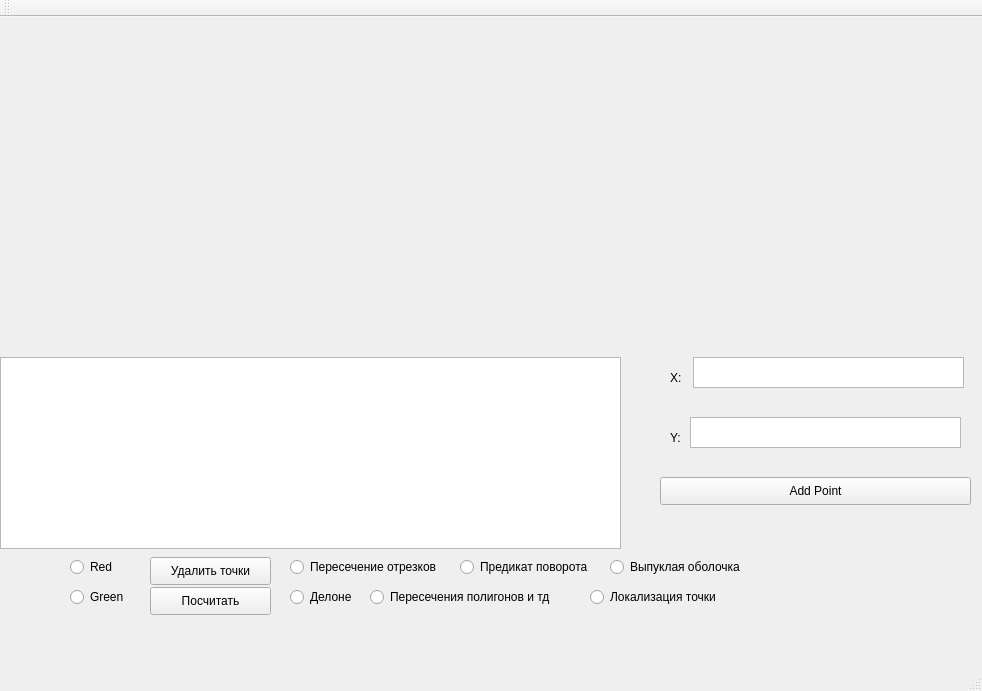
Qt form 1_CrossLines/mainwindow.ui (Saharochekl/FSR_KG) before a commit.
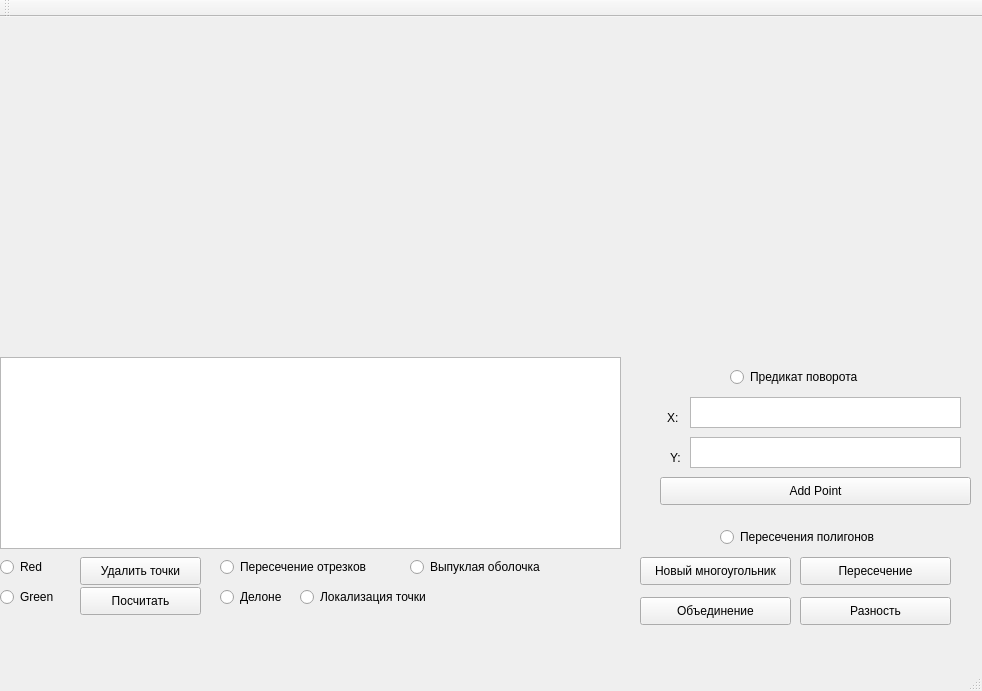
The same form after that commit. Custom widgets are drawn as their Qt base class.

Commit message: widget new buttons

Patch:
```diff
--- a/1_CrossLines/mainwindow.ui
+++ b/1_CrossLines/mainwindow.ui
@@ -17,9 +17,9 @@
    <widget class="CustomDrawWidget" name="widget" native="true">
     <property name="geometry">
      <rect>
-      <x>70</x>
-      <y>10</y>
-      <width>861</width>
+      <x>0</x>
+      <y>0</y>
+      <width>981</width>
       <height>341</height>
      </rect>
     </property>
@@ -37,7 +37,7 @@
    <widget class="QRadioButton" name="red_Button">
     <property name="geometry">
      <rect>
-      <x>70</x>
+      <x>0</x>
       <y>540</y>
       <width>95</width>
       <height>20</height>
@@ -50,7 +50,7 @@
    <widget class="QRadioButton" name="green_Button">
     <property name="geometry">
      <rect>
-      <x>70</x>
+      <x>0</x>
       <y>570</y>
       <width>95</width>
       <height>20</height>
@@ -63,7 +63,7 @@
    <widget class="QPushButton" name="pushButton_deletePoints">
     <property name="geometry">
      <rect>
-      <x>150</x>
+      <x>80</x>
       <y>540</y>
       <width>121</width>
       <height>28</height>
@@ -76,7 +76,7 @@
    <widget class="QRadioButton" name="task1">
     <property name="geometry">
      <rect>
-      <x>290</x>
+      <x>220</x>
       <y>540</y>
       <width>171</width>
       <height>20</height>
@@ -89,7 +89,7 @@
    <widget class="QRadioButton" name="task3">
     <property name="geometry">
      <rect>
-      <x>610</x>
+      <x>410</x>
       <y>540</y>
       <width>151</width>
       <height>20</height>
@@ -102,8 +102,8 @@
    <widget class="QRadioButton" name="task2">
     <property name="geometry">
      <rect>
-      <x>460</x>
-      <y>540</y>
+      <x>730</x>
+      <y>350</y>
       <width>141</width>
       <height>20</height>
      </rect>
@@ -115,7 +115,7 @@
    <widget class="QRadioButton" name="task4">
     <property name="geometry">
      <rect>
-      <x>290</x>
+      <x>220</x>
       <y>570</y>
       <width>95</width>
       <height>20</height>
@@ -128,20 +128,20 @@
    <widget class="QRadioButton" name="task5">
     <property name="geometry">
      <rect>
-      <x>370</x>
-      <y>570</y>
+      <x>720</x>
+      <y>510</y>
       <width>201</width>
       <height>20</height>
      </rect>
     </property>
     <property name="text">
-     <string>Пересечения полигонов и тд</string>
+     <string>Пересечения полигонов </string>
     </property>
    </widget>
    <widget class="QRadioButton" name="task6">
     <property name="geometry">
      <rect>
-      <x>590</x>
+      <x>300</x>
       <y>570</y>
       <width>151</width>
       <height>20</height>
@@ -154,7 +154,7 @@
    <widget class="QPushButton" name="getResult">
     <property name="geometry">
      <rect>
-      <x>150</x>
+      <x>80</x>
       <y>570</y>
       <width>121</width>
       <height>28</height>
@@ -167,8 +167,8 @@
    <widget class="QTextEdit" name="Xcoord">
     <property name="geometry">
      <rect>
-      <x>693</x>
-      <y>340</y>
+      <x>690</x>
+      <y>380</y>
       <width>271</width>
       <height>31</height>
      </rect>
@@ -178,7 +178,7 @@
     <property name="geometry">
      <rect>
       <x>690</x>
-      <y>400</y>
+      <y>420</y>
       <width>271</width>
       <height>31</height>
      </rect>
@@ -200,8 +200,8 @@
    <widget class="QLabel" name="label">
     <property name="geometry">
      <rect>
-      <x>670</x>
-      <y>350</y>
+      <x>667</x>
+      <y>390</y>
       <width>41</width>
       <height>21</height>
      </rect>
@@ -214,7 +214,7 @@
     <property name="geometry">
      <rect>
       <x>670</x>
-      <y>410</y>
+      <y>430</y>
       <width>41</width>
       <height>21</height>
      </rect>
@@ -223,6 +223,58 @@
      <string>Y:</string>
     </property>
    </widget>
+   <widget class="QPushButton" name="New_Poly">
+    <property name="geometry">
+     <rect>
+      <x>640</x>
+      <y>540</y>
+      <width>151</width>
+      <height>28</height>
+     </rect>
+    </property>
+    <property name="text">
+     <string>Новый многоугольник</string>
+    </property>
+   </widget>
+   <widget class="QPushButton" name="intersection_calc">
+    <property name="geometry">
+     <rect>
+      <x>800</x>
+      <y>540</y>
+      <width>151</width>
+      <height>28</height>
+     </rect>
+    </property>
+    <property name="text">
+     <string>Пересечение</string>
+    </property>
+   </widget>
+   <widget class="QPushButton" name="combining_calc">
+    <property name="geometry">
+     <rect>
+      <x>640</x>
+      <y>580</y>
+      <width>151</width>
+      <height>28</height>
+     </rect>
+    </property>
+    <property name="text">
+     <string>Объединение</string>
+    </property>
+   </widget>
+   <widget class="QPushButton" name="difference_calc">
+    <property name="geometry">
+     <rect>
+      <x>800</x>
+      <y>580</y>
+      <width>151</width>
+      <height>28</height>
+     </rect>
+    </property>
+    <property name="text">
+     <string>Разность</string>
+    </property>
+   </widget>
   </widget>
   <widget class="QMenuBar" name="menuBar">
    <property name="geometry">
```
The commit also changes 2 other files.
